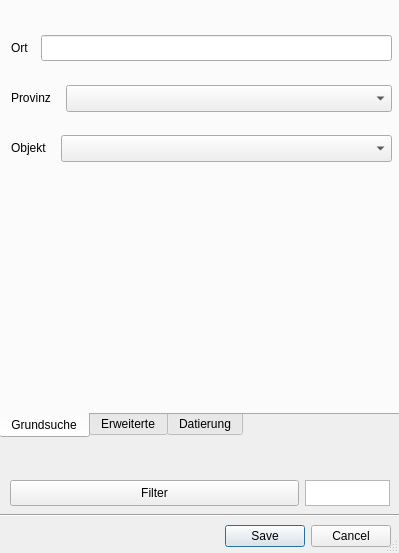
Before: the Qt Designer form limes/Limes_dialog_base.ui in MichalDycka/limes, drawn with Qt 5.
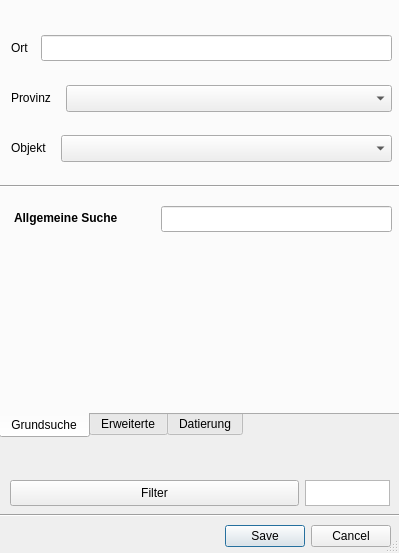
After: the same form once the commit is applied. The open tabs and pages were chosen to show the change. Icons and pictures are not drawn. Custom widgets are drawn as their Qt base class.

Commit message: Created general search input search

Patch:
```diff
--- a/limes/Limes_dialog_base.ui
+++ b/limes/Limes_dialog_base.ui
@@ -221,7 +221,7 @@
      <property name="geometry">
       <rect>
        <x>10</x>
-       <y>300</y>
+       <y>260</y>
        <width>381</width>
        <height>111</height>
       </rect>
@@ -242,6 +242,47 @@
       <bool>false</bool>
      </property>
     </widget>
+    <widget class="QLabel" name="label_9">
+     <property name="geometry">
+      <rect>
+       <x>13</x>
+       <y>210</y>
+       <width>131</width>
+       <height>26</height>
+      </rect>
+     </property>
+     <property name="font">
+      <font>
+       <weight>75</weight>
+       <bold>true</bold>
+      </font>
+     </property>
+     <property name="toolTip">
+      <string>General search</string>
+     </property>
+     <property name="text">
+      <string>Allgemeine Suche</string>
+     </property>
+    </widget>
+    <widget class="QgsFilterLineEdit" name="mLineGenaralSearch">
+     <property name="geometry">
+      <rect>
+       <x>160</x>
+       <y>211</y>
+       <width>231</width>
+       <height>26</height>
+      </rect>
+     </property>
+     <property name="toolTip">
+      <string>Place</string>
+     </property>
+     <property name="text">
+      <string/>
+     </property>
+     <property name="qgisRelation" stdset="0">
+      <string notr="true"/>
+     </property>
+    </widget>
    </widget>
    <widget class="QWidget" name="advanced">
     <attribute name="title">
@@ -1872,6 +1913,19 @@
     </widget>
    </widget>
   </widget>
+  <widget class="Line" name="line_2">
+   <property name="geometry">
+    <rect>
+     <x>-30</x>
+     <y>176</y>
+     <width>441</width>
+     <height>20</height>
+    </rect>
+   </property>
+   <property name="orientation">
+    <enum>Qt::Horizontal</enum>
+   </property>
+  </widget>
  </widget>
  <customwidgets>
   <customwidget>
```
Left out of the diff: 7 changed lines with no effect on the pictures. The commit also changes 3 other files.
